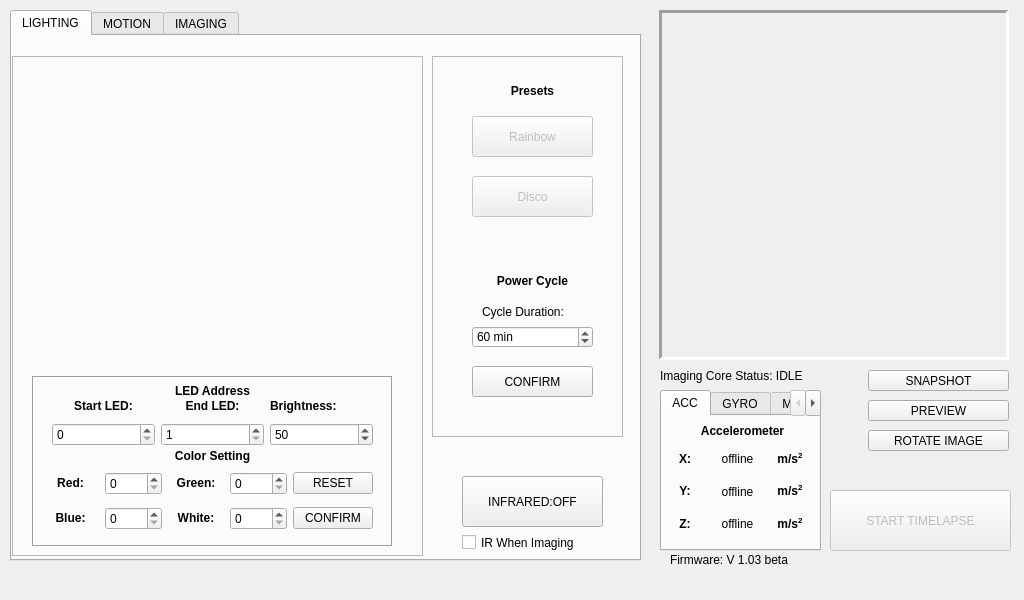
First picture: the form in _ui/Clinostat.ui, repository CoSE-Jerry/3D-Clinostat, before the edit.
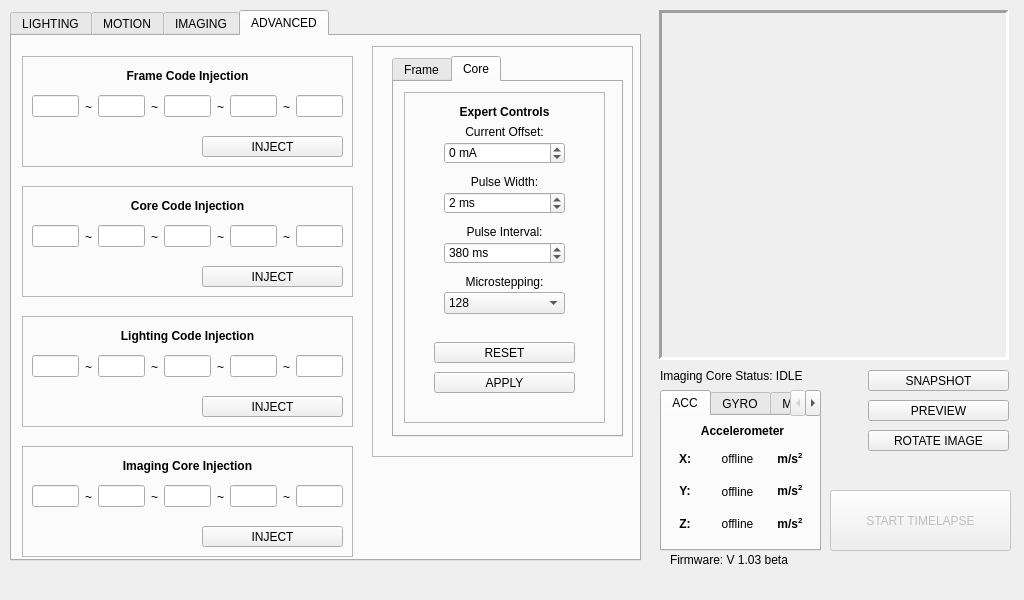
Second picture: the form after the edit. Icons and pictures are not drawn.

```diff
--- a/_ui/Clinostat.ui
+++ b/_ui/Clinostat.ui
@@ -62,7 +62,7 @@
      </rect>
     </property>
     <property name="currentIndex">
-     <number>0</number>
+     <number>3</number>
     </property>
     <widget class="QWidget" name="Lighting_tab">
      <attribute name="title">
@@ -1034,6 +1034,905 @@
       </layout>
      </widget>
     </widget>
+    <widget class="QWidget" name="core_tab">
+     <attribute name="title">
+      <string>ADVANCED</string>
+     </attribute>
+     <widget class="QFrame" name="frame_6">
+      <property name="enabled">
+       <bool>true</bool>
+      </property>
+      <property name="geometry">
+       <rect>
+        <x>360</x>
+        <y>10</y>
+        <width>261</width>
+        <height>411</height>
+       </rect>
+      </property>
+      <property name="frameShape">
+       <enum>QFrame::StyledPanel</enum>
+      </property>
+      <property name="frameShadow">
+       <enum>QFrame::Raised</enum>
+      </property>
+      <widget class="QTabWidget" name="Expert_tab">
+       <property name="geometry">
+        <rect>
+         <x>20</x>
+         <y>10</y>
+         <width>231</width>
+         <height>381</height>
+        </rect>
+       </property>
+       <property name="currentIndex">
+        <number>1</number>
+       </property>
+       <widget class="QWidget" name="tab">
+        <attribute name="title">
+         <string>Frame</string>
+        </attribute>
+        <widget class="QFrame" name="frame_3">
+         <property name="geometry">
+          <rect>
+           <x>10</x>
+           <y>10</y>
+           <width>201</width>
+           <height>331</height>
+          </rect>
+         </property>
+         <property name="frameShape">
+          <enum>QFrame::StyledPanel</enum>
+         </property>
+         <property name="frameShadow">
+          <enum>QFrame::Raised</enum>
+         </property>
+         <widget class="QSpinBox" name="frameCD_spinBox">
+          <property name="geometry">
+           <rect>
+            <x>40</x>
+            <y>50</y>
+            <width>121</width>
+            <height>22</height>
+           </rect>
+          </property>
+          <property name="suffix">
+           <string> mA</string>
+          </property>
+          <property name="prefix">
+           <string/>
+          </property>
+          <property name="minimum">
+           <number>-200</number>
+          </property>
+          <property name="maximum">
+           <number>200</number>
+          </property>
+         </widget>
+         <widget class="QLabel" name="frameCD_label">
+          <property name="geometry">
+           <rect>
+            <x>40</x>
+            <y>30</y>
+            <width>121</width>
+            <height>21</height>
+           </rect>
+          </property>
+          <property name="text">
+           <string>&lt;html&gt;&lt;head/&gt;&lt;body&gt;&lt;p align=&quot;center&quot;&gt;Current Offset:&lt;/p&gt;&lt;/body&gt;&lt;/html&gt;</string>
+          </property>
+         </widget>
+         <widget class="QSpinBox" name="framePW_spinBox">
+          <property name="geometry">
+           <rect>
+            <x>40</x>
+            <y>100</y>
+            <width>121</width>
+            <height>22</height>
+           </rect>
+          </property>
+          <property name="suffix">
+           <string> ms</string>
+          </property>
+          <property name="prefix">
+           <string/>
+          </property>
+          <property name="minimum">
+           <number>1</number>
+          </property>
+          <property name="maximum">
+           <number>1000</number>
+          </property>
+          <property name="value">
+           <number>2</number>
+          </property>
+         </widget>
+         <widget class="QSpinBox" name="framePI_spinBox">
+          <property name="geometry">
+           <rect>
+            <x>40</x>
+            <y>150</y>
+            <width>121</width>
+            <height>22</height>
+           </rect>
+          </property>
+          <property name="suffix">
+           <string> ms</string>
+          </property>
+          <property name="minimum">
+           <number>1</number>
+          </property>
+          <property name="maximum">
+           <number>10000000</number>
+          </property>
+          <property name="value">
+           <number>380</number>
+          </property>
+         </widget>
+         <widget class="QLabel" name="framePW_label">
+          <property name="geometry">
+           <rect>
+            <x>40</x>
+            <y>80</y>
+            <width>121</width>
+            <height>21</height>
+           </rect>
+          </property>
+          <property name="text">
+           <string>&lt;html&gt;&lt;head/&gt;&lt;body&gt;&lt;p align=&quot;center&quot;&gt;Pulse Width:&lt;/p&gt;&lt;/body&gt;&lt;/html&gt;</string>
+          </property>
+         </widget>
+         <widget class="QLabel" name="framePI_label">
+          <property name="geometry">
+           <rect>
+            <x>40</x>
+            <y>130</y>
+            <width>121</width>
+            <height>21</height>
+           </rect>
+          </property>
+          <property name="text">
+           <string>&lt;html&gt;&lt;head/&gt;&lt;body&gt;&lt;p align=&quot;center&quot;&gt;Pulse Interval:&lt;/p&gt;&lt;/body&gt;&lt;/html&gt;</string>
+          </property>
+         </widget>
+         <widget class="QLabel" name="frameEC_label">
+          <property name="geometry">
+           <rect>
+            <x>40</x>
+            <y>10</y>
+            <width>121</width>
+            <height>21</height>
+           </rect>
+          </property>
+          <property name="text">
+           <string>&lt;html&gt;&lt;head/&gt;&lt;body&gt;&lt;p align=&quot;center&quot;&gt;&lt;span style=&quot; font-weight:600;&quot;&gt;Expert Controls&lt;/span&gt;&lt;/p&gt;&lt;/body&gt;&lt;/html&gt;</string>
+          </property>
+         </widget>
+         <widget class="QLabel" name="frameMS_label">
+          <property name="geometry">
+           <rect>
+            <x>40</x>
+            <y>180</y>
+            <width>121</width>
+            <height>21</height>
+           </rect>
+          </property>
+          <property name="text">
+           <string>&lt;html&gt;&lt;head/&gt;&lt;body&gt;&lt;p align=&quot;center&quot;&gt;Microstepping:&lt;/p&gt;&lt;/body&gt;&lt;/html&gt;</string>
+          </property>
+         </widget>
+         <widget class="QPushButton" name="frameApply_pushButton">
+          <property name="geometry">
+           <rect>
+            <x>30</x>
+            <y>280</y>
+            <width>141</width>
+            <height>21</height>
+           </rect>
+          </property>
+          <property name="text">
+           <string>APPLY</string>
+          </property>
+         </widget>
+         <widget class="QComboBox" name="frameMS_comboBox">
+          <property name="geometry">
+           <rect>
+            <x>40</x>
+            <y>200</y>
+            <width>121</width>
+            <height>22</height>
+           </rect>
+          </property>
+          <property name="currentText">
+           <string>128</string>
+          </property>
+          <property name="currentIndex">
+           <number>7</number>
+          </property>
+          <item>
+           <property name="text">
+            <string>1</string>
+           </property>
+          </item>
+          <item>
+           <property name="text">
+            <string>2</string>
+           </property>
+          </item>
+          <item>
+           <property name="text">
+            <string>4</string>
+           </property>
+          </item>
+          <item>
+           <property name="text">
+            <string>8</string>
+           </property>
+          </item>
+          <item>
+           <property name="text">
+            <string>16</string>
+           </property>
+          </item>
+          <item>
+           <property name="text">
+            <string>32</string>
+           </property>
+          </item>
+          <item>
+           <property name="text">
+            <string>64</string>
+           </property>
+          </item>
+          <item>
+           <property name="text">
+            <string>128</string>
+           </property>
+          </item>
+         </widget>
+         <widget class="QPushButton" name="frameReset_pushButton">
+          <property name="geometry">
+           <rect>
+            <x>30</x>
+            <y>250</y>
+            <width>141</width>
+            <height>21</height>
+           </rect>
+          </property>
+          <property name="text">
+           <string>RESET</string>
+          </property>
+         </widget>
+        </widget>
+       </widget>
+       <widget class="QWidget" name="tab_2">
+        <attribute name="title">
+         <string>Core</string>
+        </attribute>
+        <widget class="QFrame" name="frame_4">
+         <property name="geometry">
+          <rect>
+           <x>10</x>
+           <y>10</y>
+           <width>201</width>
+           <height>331</height>
+          </rect>
+         </property>
+         <property name="frameShape">
+          <enum>QFrame::StyledPanel</enum>
+         </property>
+         <property name="frameShadow">
+          <enum>QFrame::Raised</enum>
+         </property>
+         <widget class="QSpinBox" name="coreCD_spinBox">
+          <property name="geometry">
+           <rect>
+            <x>40</x>
+            <y>50</y>
+            <width>121</width>
+            <height>22</height>
+           </rect>
+          </property>
+          <property name="suffix">
+           <string> mA</string>
+          </property>
+          <property name="prefix">
+           <string/>
+          </property>
+          <property name="minimum">
+           <number>-200</number>
+          </property>
+          <property name="maximum">
+           <number>200</number>
+          </property>
+         </widget>
+         <widget class="QLabel" name="coreCD_label">
+          <property name="geometry">
+           <rect>
+            <x>40</x>
+            <y>30</y>
+            <width>121</width>
+            <height>21</height>
+           </rect>
+          </property>
+          <property name="text">
+           <string>&lt;html&gt;&lt;head/&gt;&lt;body&gt;&lt;p align=&quot;center&quot;&gt;Current Offset:&lt;/p&gt;&lt;/body&gt;&lt;/html&gt;</string>
+          </property>
+         </widget>
+         <widget class="QSpinBox" name="corePW_spinBox">
+          <property name="geometry">
+           <rect>
+            <x>40</x>
+            <y>100</y>
+            <width>121</width>
+            <height>22</height>
+           </rect>
+          </property>
+          <property name="suffix">
+           <string> ms</string>
+          </property>
+          <property name="prefix">
+           <string/>
+          </property>
+          <property name="minimum">
+           <number>1</number>
+          </property>
+          <property name="maximum">
+           <number>1000</number>
+          </property>
+          <property name="value">
+           <number>2</number>
+          </property>
+         </widget>
+         <widget class="QSpinBox" name="corePI_spinBox">
+          <property name="geometry">
+           <rect>
+            <x>40</x>
+            <y>150</y>
+            <width>121</width>
+            <height>22</height>
+           </rect>
+          </property>
+          <property name="suffix">
+           <string> ms</string>
+          </property>
+          <property name="minimum">
+           <number>1</number>
+          </property>
+          <property name="maximum">
+           <number>10000000</number>
+          </property>
+          <property name="value">
+           <number>380</number>
+          </property>
+         </widget>
+         <widget class="QLabel" name="corePW_label">
+          <property name="geometry">
+           <rect>
+            <x>40</x>
+            <y>80</y>
+            <width>121</width>
+            <height>21</height>
+           </rect>
+          </property>
+          <property name="text">
+           <string>&lt;html&gt;&lt;head/&gt;&lt;body&gt;&lt;p align=&quot;center&quot;&gt;Pulse Width:&lt;/p&gt;&lt;/body&gt;&lt;/html&gt;</string>
+          </property>
+         </widget>
+         <widget class="QLabel" name="corePI_label">
+          <property name="geometry">
+           <rect>
+            <x>40</x>
+            <y>130</y>
+            <width>121</width>
+            <height>21</height>
+           </rect>
+          </property>
+          <property name="text">
+           <string>&lt;html&gt;&lt;head/&gt;&lt;body&gt;&lt;p align=&quot;center&quot;&gt;Pulse Interval:&lt;/p&gt;&lt;/body&gt;&lt;/html&gt;</string>
+          </property>
+         </widget>
+         <widget class="QLabel" name="coreEC_label">
+          <property name="geometry">
+           <rect>
+            <x>40</x>
+            <y>10</y>
+            <width>121</width>
+            <height>21</height>
+           </rect>
+          </property>
+          <property name="text">
+           <string>&lt;html&gt;&lt;head/&gt;&lt;body&gt;&lt;p align=&quot;center&quot;&gt;&lt;span style=&quot; font-weight:600;&quot;&gt;Expert Controls&lt;/span&gt;&lt;/p&gt;&lt;/body&gt;&lt;/html&gt;</string>
+          </property>
+         </widget>
+         <widget class="QLabel" name="coreMS_label">
+          <property name="geometry">
+           <rect>
+            <x>40</x>
+            <y>180</y>
+            <width>121</width>
+            <height>21</height>
+           </rect>
+          </property>
+          <property name="text">
+           <string>&lt;html&gt;&lt;head/&gt;&lt;body&gt;&lt;p align=&quot;center&quot;&gt;Microstepping:&lt;/p&gt;&lt;/body&gt;&lt;/html&gt;</string>
+          </property>
+         </widget>
+         <widget class="QPushButton" name="coreApply_pushButton">
+          <property name="geometry">
+           <rect>
+            <x>30</x>
+            <y>280</y>
+            <width>141</width>
+            <height>21</height>
+           </rect>
+          </property>
+          <property name="text">
+           <string>APPLY</string>
+          </property>
+         </widget>
+         <widget class="QComboBox" name="coreMS_comboBox">
+          <property name="geometry">
+           <rect>
+            <x>40</x>
+            <y>200</y>
+            <width>121</width>
+            <height>22</height>
+           </rect>
+          </property>
+          <property name="currentText">
+           <string>128</string>
+          </property>
+          <property name="currentIndex">
+           <number>7</number>
+          </property>
+          <item>
+           <property name="text">
+            <string>1</string>
+           </property>
+          </item>
+          <item>
+           <property name="text">
+            <string>2</string>
+           </property>
+          </item>
+          <item>
+           <property name="text">
+            <string>4</string>
+           </property>
+          </item>
+          <item>
+           <property name="text">
+            <string>8</string>
+           </property>
+          </item>
+          <item>
+           <property name="text">
+            <string>16</string>
+           </property>
+          </item>
+          <item>
+           <property name="text">
+            <string>32</string>
+           </property>
+          </item>
+          <item>
+           <property name="text">
+            <string>64</string>
+           </property>
+          </item>
+          <item>
+           <property name="text">
+            <string>128</string>
+           </property>
+          </item>
+         </widget>
+         <widget class="QPushButton" name="frameReset_pushButton_2">
+          <property name="geometry">
+           <rect>
+            <x>30</x>
+            <y>250</y>
+            <width>141</width>
+            <height>21</height>
+           </rect>
+          </property>
+          <property name="text">
+           <string>RESET</string>
+          </property>
+         </widget>
+        </widget>
+       </widget>
+      </widget>
+     </widget>
+     <widget class="QFrame" name="frame_7">
+      <property name="geometry">
+       <rect>
+        <x>10</x>
+        <y>20</y>
+        <width>331</width>
+        <height>111</height>
+       </rect>
+      </property>
+      <property name="frameShape">
+       <enum>QFrame::StyledPanel</enum>
+      </property>
+      <property name="frameShadow">
+       <enum>QFrame::Raised</enum>
+      </property>
+      <widget class="QWidget" name="horizontalLayoutWidget_5">
+       <property name="geometry">
+        <rect>
+         <x>10</x>
+         <y>20</y>
+         <width>311</width>
+         <height>61</height>
+        </rect>
+       </property>
+       <layout class="QHBoxLayout" name="horizontalLayout_6">
+        <item>
+         <widget class="QLineEdit" name="frameCI_lineEdit_1"/>
+        </item>
+        <item>
+         <widget class="QLabel" name="label">
+          <property name="text">
+           <string>~</string>
+          </property>
+         </widget>
+        </item>
+        <item>
+         <widget class="QLineEdit" name="frameCI_lineEdit_2"/>
+        </item>
+        <item>
+         <widget class="QLabel" name="label_4">
+          <property name="text">
+           <string>~</string>
+          </property>
+         </widget>
+        </item>
+        <item>
+         <widget class="QLineEdit" name="frameCI_lineEdit_3"/>
+        </item>
+        <item>
+         <widget class="QLabel" name="label_5">
+          <property name="text">
+           <string>~</string>
+          </property>
+         </widget>
+        </item>
+        <item>
+         <widget class="QLineEdit" name="frameCI_lineEdit_4"/>
+        </item>
+        <item>
+         <widget class="QLabel" name="label_6">
+          <property name="text">
+           <string>~</string>
+          </property>
+         </widget>
+        </item>
+        <item>
+         <widget class="QLineEdit" name="frameCI_lineEdit_5"/>
+        </item>
+       </layout>
+      </widget>
+      <widget class="QLabel" name="frameCI_label">
+       <property name="geometry">
+        <rect>
+         <x>80</x>
+         <y>10</y>
+         <width>171</width>
+         <height>21</height>
+        </rect>
+       </property>
+       <property name="text">
+        <string>&lt;html&gt;&lt;head/&gt;&lt;body&gt;&lt;p align=&quot;center&quot;&gt;&lt;span style=&quot; font-weight:600;&quot;&gt;Frame Code Injection&lt;/span&gt;&lt;/p&gt;&lt;/body&gt;&lt;/html&gt;</string>
+       </property>
+      </widget>
+      <widget class="QPushButton" name="frameCI_pushButton">
+       <property name="geometry">
+        <rect>
+         <x>180</x>
+         <y>80</y>
+         <width>141</width>
+         <height>21</height>
+        </rect>
+       </property>
+       <property name="text">
+        <string>INJECT</string>
+       </property>
+      </widget>
+     </widget>
+     <widget class="QFrame" name="frame_15">
+      <property name="geometry">
+       <rect>
+        <x>10</x>
+        <y>150</y>
+        <width>331</width>
+        <height>111</height>
+       </rect>
+      </property>
+      <property name="frameShape">
+       <enum>QFrame::StyledPanel</enum>
+      </property>
+      <property name="frameShadow">
+       <enum>QFrame::Raised</enum>
+      </property>
+      <widget class="QWidget" name="horizontalLayoutWidget_10">
+       <property name="geometry">
+        <rect>
+         <x>10</x>
+         <y>20</y>
+         <width>311</width>
+         <height>61</height>
+        </rect>
+       </property>
+       <layout class="QHBoxLayout" name="horizontalLayout_12">
+        <item>
+         <widget class="QLineEdit" name="coreCI_lineEdit_1"/>
+        </item>
+        <item>
+         <widget class="QLabel" name="label_13">
+          <property name="text">
+           <string>~</string>
+          </property>
+         </widget>
+        </item>
+        <item>
+         <widget class="QLineEdit" name="coreCI_lineEdit_2"/>
+        </item>
+        <item>
+         <widget class="QLabel" name="label_14">
+          <property name="text">
+           <string>~</string>
+          </property>
+         </widget>
+        </item>
+        <item>
+         <widget class="QLineEdit" name="coreCI_lineEdit_3"/>
+        </item>
+        <item>
+         <widget class="QLabel" name="label_15">
+          <property name="text">
+           <string>~</string>
+          </property>
+         </widget>
+        </item>
+        <item>
+         <widget class="QLineEdit" name="coreCI_lineEdit_4"/>
+        </item>
+        <item>
+         <widget class="QLabel" name="label_16">
+          <property name="text">
+           <string>~</string>
+          </property>
+         </widget>
+        </item>
+        <item>
+         <widget class="QLineEdit" name="coreCI_lineEdit_5"/>
+        </item>
+       </layout>
+      </widget>
+      <widget class="QLabel" name="coreCI_label">
+       <property name="geometry">
+        <rect>
+         <x>80</x>
+         <y>10</y>
+         <width>171</width>
+         <height>21</height>
+        </rect>
+       </property>
+       <property name="text">
+        <string>&lt;html&gt;&lt;head/&gt;&lt;body&gt;&lt;p align=&quot;center&quot;&gt;&lt;span style=&quot; font-weight:600;&quot;&gt;Core Code Injection&lt;/span&gt;&lt;/p&gt;&lt;/body&gt;&lt;/html&gt;</string>
+       </property>
+      </widget>
+      <widget class="QPushButton" name="coreCI_pushButton">
+       <property name="geometry">
+        <rect>
+         <x>180</x>
+         <y>80</y>
+         <width>141</width>
+         <height>21</height>
+        </rect>
+       </property>
+       <property name="text">
+        <string>INJECT</string>
+       </property>
+      </widget>
+     </widget>
+     <widget class="QFrame" name="frame_16">
+      <property name="geometry">
+       <rect>
+        <x>10</x>
+        <y>280</y>
+        <width>331</width>
+        <height>111</height>
+       </rect>
+      </property>
+      <property name="frameShape">
+       <enum>QFrame::StyledPanel</enum>
+      </property>
+      <property name="frameShadow">
+       <enum>QFrame::Raised</enum>
+      </property>
+      <widget class="QWidget" name="horizontalLayoutWidget_11">
+       <property name="geometry">
+        <rect>
+         <x>10</x>
+         <y>20</y>
+         <width>311</width>
+         <height>61</height>
+        </rect>
+       </property>
+       <layout class="QHBoxLayout" name="horizontalLayout_13">
+        <item>
+         <widget class="QLineEdit" name="lightingCI_lineEdit_1"/>
+        </item>
+        <item>
+         <widget class="QLabel" name="label_17">
+          <property name="text">
+           <string>~</string>
+          </property>
+         </widget>
+        </item>
+        <item>
+         <widget class="QLineEdit" name="lightingCI_lineEdit_2"/>
+        </item>
+        <item>
+         <widget class="QLabel" name="label_18">
+          <property name="text">
+           <string>~</string>
+          </property>
+         </widget>
+        </item>
+        <item>
+         <widget class="QLineEdit" name="lightingCI_lineEdit_3"/>
+        </item>
+        <item>
+         <widget class="QLabel" name="label_19">
+          <property name="text">
+           <string>~</string>
+          </property>
+         </widget>
+        </item>
+        <item>
+         <widget class="QLineEdit" name="lightingCI_lineEdit_4"/>
+        </item>
+        <item>
+         <widget class="QLabel" name="label_20">
+          <property name="text">
+           <string>~</string>
+          </property>
+         </widget>
+        </item>
+        <item>
+         <widget class="QLineEdit" name="lightingCI_lineEdit_5"/>
+        </item>
+       </layout>
+      </widget>
+      <widget class="QLabel" name="lightingCI_label">
+       <property name="geometry">
+        <rect>
+         <x>80</x>
+         <y>10</y>
+         <width>171</width>
+         <height>21</height>
+        </rect>
+       </property>
+       <property name="text">
+        <string>&lt;html&gt;&lt;head/&gt;&lt;body&gt;&lt;p align=&quot;center&quot;&gt;&lt;span style=&quot; font-weight:600;&quot;&gt;Lighting Code Injection&lt;/span&gt;&lt;/p&gt;&lt;/body&gt;&lt;/html&gt;</string>
+       </property>
+      </widget>
+      <widget class="QPushButton" name="lightingCI_pushButton">
+       <property name="geometry">
+        <rect>
+         <x>180</x>
+         <y>80</y>
+         <width>141</width>
+         <height>21</height>
+        </rect>
+       </property>
+       <property name="text">
+        <string>INJECT</string>
+       </property>
+      </widget>
+     </widget>
+     <widget class="QFrame" name="frame_17">
+      <property name="geometry">
+       <rect>
+        <x>10</x>
+        <y>410</y>
+        <width>331</width>
+        <height>111</height>
+       </rect>
+      </property>
+      <property name="frameShape">
+       <enum>QFrame::StyledPanel</enum>
+      </property>
+      <property name="frameShadow">
+       <enum>QFrame::Raised</enum>
+      </property>
+      <widget class="QWidget" name="horizontalLayoutWidget_12">
+       <property name="geometry">
+        <rect>
+         <x>10</x>
+         <y>20</y>
+         <width>311</width>
+         <height>61</height>
+        </rect>
+       </property>
+       <layout class="QHBoxLayout" name="horizontalLayout_14">
+        <item>
+         <widget class="QLineEdit" name="ImagingCI_lineEdit_1"/>
+        </item>
+        <item>
+         <widget class="QLabel" name="label_21">
+          <property name="text">
+           <string>~</string>
+          </property>
+         </widget>
+        </item>
+        <item>
+         <widget class="QLineEdit" name="ImagingCI_lineEdit_2"/>
+        </item>
+        <item>
+         <widget class="QLabel" name="label_22">
+          <property name="text">
+           <string>~</string>
+          </property>
+         </widget>
+        </item>
+        <item>
+         <widget class="QLineEdit" name="ImagingCI_lineEdit_3"/>
+        </item>
+        <item>
+         <widget class="QLabel" name="label_23">
+          <property name="text">
+           <string>~</string>
+          </property>
+         </widget>
+        </item>
+        <item>
+         <widget class="QLineEdit" name="ImagingCI_lineEdit_4"/>
+        </item>
+        <item>
+         <widget class="QLabel" name="label_24">
+          <property name="text">
+           <string>~</string>
+          </property>
+         </widget>
+        </item>
+        <item>
+         <widget class="QLineEdit" name="ImagingCI_lineEdit_5"/>
+        </item>
+       </layout>
+      </widget>
+      <widget class="QLabel" name="imagingCI_label">
+       <property name="geometry">
+        <rect>
+         <x>80</x>
+         <y>10</y>
+         <width>171</width>
+         <height>21</height>
+        </rect>
+       </property>
+       <property name="text">
+        <string>&lt;html&gt;&lt;head/&gt;&lt;body&gt;&lt;p align=&quot;center&quot;&gt;&lt;span style=&quot; font-weight:600;&quot;&gt;Imaging Core Injection&lt;/span&gt;&lt;/p&gt;&lt;/body&gt;&lt;/html&gt;</string>
+       </property>
+      </widget>
+      <widget class="QPushButton" name="imagingCI_pushButton">
+       <property name="geometry">
+        <rect>
+         <x>180</x>
+         <y>80</y>
+         <width>141</width>
+         <height>21</height>
+        </rect>
+       </property>
+       <property name="text">
+        <string>INJECT</string>
+       </property>
+      </widget>
+     </widget>
+    </widget>
    </widget>
    <widget class="QPushButton" name="startImaging_pushButton">
     <property name="enabled">
```
